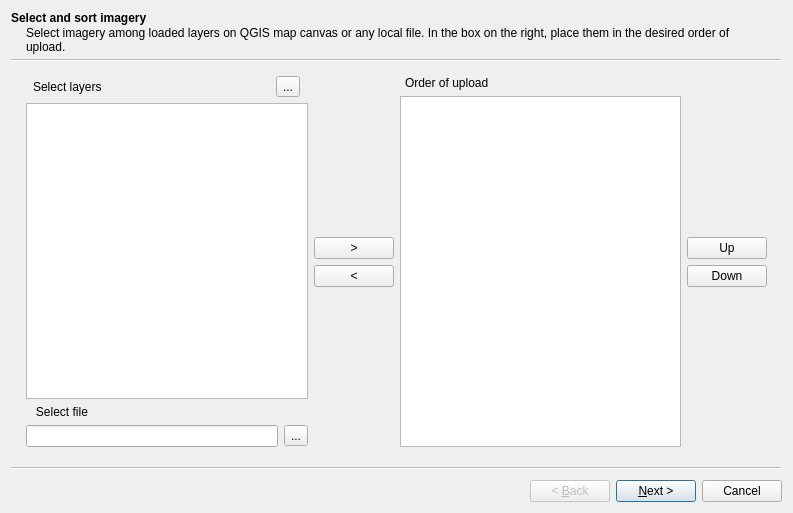
Before: the Qt Designer form OpenAerialMap/gui/ui/img_uploader_wizard.ui in hotosm/oam-qgis-plugin, drawn with Qt 5.
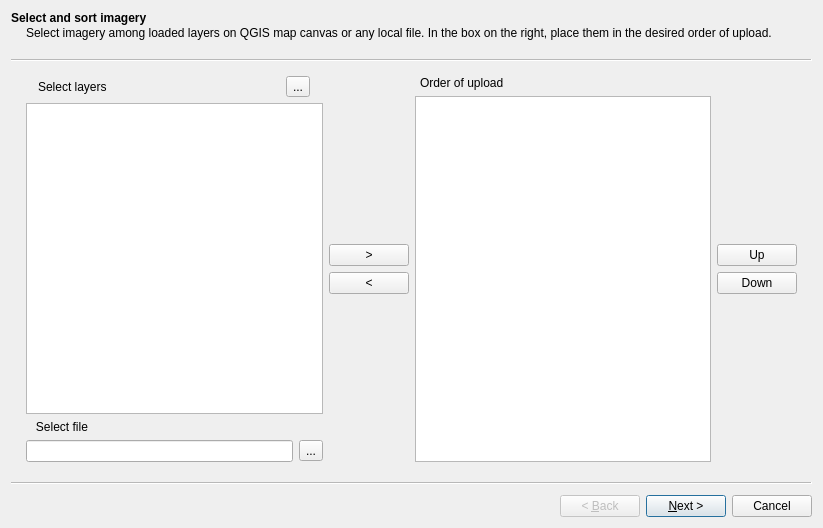
After: the same form once the commit is applied.

The edit to the form file:
```diff
--- a/OpenAerialMap/gui/ui/img_uploader_wizard.ui
+++ b/OpenAerialMap/gui/ui/img_uploader_wizard.ui
@@ -6,8 +6,8 @@
    <rect>
     <x>0</x>
     <y>0</y>
-    <width>793</width>
-    <height>513</height>
+    <width>823</width>
+    <height>528</height>
    </rect>
   </property>
   <property name="windowTitle">
```
Left out of the diff: 24 changed lines with no effect on the pictures.
